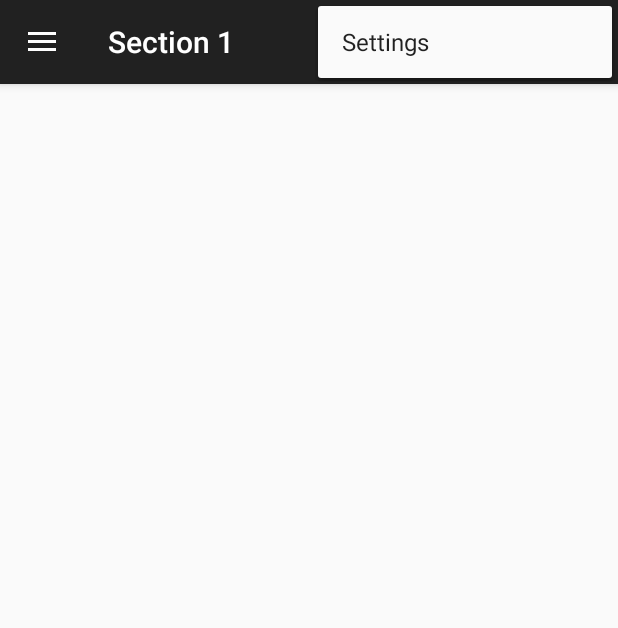
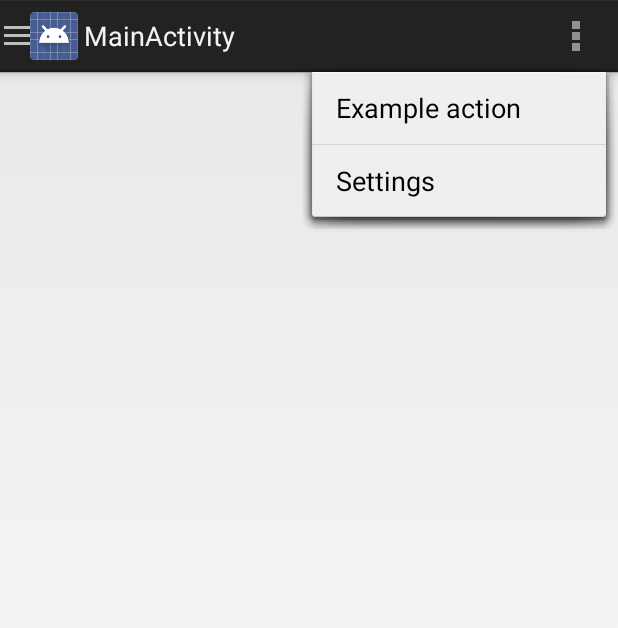
Before and after one commit to hartungm/BeaconMuseumSystem, an Android app: the screen it shows after launch (MainActivity), with the options menu open, on a phone screen of 412 x 824 dp. Shown: the top 628 px of the screen. Run offline under Robolectric (Android 15) with nearby library versions, the phone set to English and light mode, and no system bars.

Commit message:
Made the NavigationDrawer implementation much simpler and started on the BeaconService

```diff
--- a/dev/android/MuseuBeacon/app/src/main/java/museubeacon/museubeacon/BeaconListDrawer.java
+++ /dev/null
@@ -1,255 +0,0 @@
-package museubeacon.museubeacon;
-
-import android.content.Context;
-import android.content.res.Configuration;
-import android.os.Bundle;
-import android.support.v4.app.Fragment;
-import android.support.v4.view.GravityCompat;
-import android.support.v4.widget.DrawerLayout;
-import android.support.v7.app.ActionBar;
-import android.support.v7.app.ActionBarDrawerToggle;
-import android.support.v7.app.AppCompatActivity;
-import android.view.LayoutInflater;
-import android.view.Menu;
-import android.view.MenuInflater;
-import android.view.MenuItem;
-import android.view.View;
-import android.view.ViewGroup;
-import android.widget.AdapterView;
-import android.widget.ArrayAdapter;
-import android.widget.ListView;
-import android.widget.Toast;
-
-/**
- * Fragment used for managing interactions for and presentation of a navigation drawer.
- * See the <a href="https://developer.android.com/design/patterns/navigation-drawer.html#Interaction">
- * design guidelines</a> for a complete explanation of the behaviors implemented here.
- */
-public class BeaconListDrawer extends Fragment {
-
-    private static final String STATE_SELECTED_POSITION = "selected_navigation_drawer_position";
-
-    /**
-     * A pointer to the current callbacks instance (the Activity).
-     */
-    private NavigationDrawerCallbacks mCallbacks;
-
-    /**
-     * Helper component that ties the action bar to the navigation drawer.
-     */
-    private ActionBarDrawerToggle mDrawerToggle;
-
-    private DrawerLayout mDrawerLayout;
-    private ListView mDrawerListView;
-    private View mFragmentContainerView;
-
-    private int mCurrentSelectedPosition = 0;
-    private boolean mFromSavedInstanceState;
-
-    public BeaconListDrawer() {
-    }
-
-    @Override
-    public void onCreate(Bundle savedInstanceState) {
-        super.onCreate(savedInstanceState);
-
-        if (savedInstanceState != null) {
-            mCurrentSelectedPosition = savedInstanceState.getInt(STATE_SELECTED_POSITION);
-            mFromSavedInstanceState = true;
-        }
-
-        // Select either the default item (0) or the last selected item.
-        selectItem(mCurrentSelectedPosition);
-    }
-
-    @Override
-    public void onActivityCreated(Bundle savedInstanceState) {
-        super.onActivityCreated(savedInstanceState);
-        // Indicate that this fragment would like to influence the set of actions in the action bar.
-        setHasOptionsMenu(true);
-    }
-
-    @Override
-    public View onCreateView(LayoutInflater inflater, ViewGroup container, Bundle savedInstanceState) {
-        mDrawerListView = (ListView) inflater.inflate(R.layout.beacon_list_fragment, container, false);
-
-        mDrawerListView.setOnItemClickListener(new AdapterView.OnItemClickListener() {
-            @Override
-            public void onItemClick(AdapterView<?> parent, View view, int position, long id) {
-                selectItem(position);
-            }
-        });
-
-        mDrawerListView.setAdapter(new ArrayAdapter<>(
-                getActionBar().getThemedContext(),
-                android.R.layout.simple_list_item_activated_1,
-                android.R.id.text1,
-                new String[]{
-                        getString(R.string.title_section1),
-                        getString(R.string.title_section2),
-                        getString(R.string.title_section3),
-                }));
-
-        mDrawerListView.setItemChecked(mCurrentSelectedPosition, true);
-        return mDrawerListView;
-    }
-
-    public boolean isDrawerOpen() {
-        return mDrawerLayout != null && mDrawerLayout.isDrawerOpen(mFragmentContainerView);
-    }
-
-    /**
-     * Users of this fragment must call this method to set up the navigation drawer interactions.
-     *
-     * @param fragmentId   The android:id of this fragment in its activity's layout.
-     * @param drawerLayout The DrawerLayout containing this fragment's UI.
-     */
-    public void setUp(int fragmentId, DrawerLayout drawerLayout) {
-        mFragmentContainerView = getActivity().findViewById(fragmentId);
-        mDrawerLayout = drawerLayout;
-
-        // set a custom shadow that overlays the main content when the drawer opens
-        mDrawerLayout.setDrawerShadow(R.drawable.drawer_shadow, GravityCompat.START);
-        // set up the drawer's list view with items and click listener
-
-        ActionBar actionBar = getActionBar();
-        actionBar.setDisplayHomeAsUpEnabled(true);
-        actionBar.setHomeButtonEnabled(true);
-
-        // ActionBarDrawerToggle ties together the the proper interactions
-        // between the navigation drawer and the action bar app icon.
-        mDrawerToggle = new ActionBarDrawerToggle(
-                getActivity(),                    /* host Activity */
-                mDrawerLayout,                    /* DrawerLayout object */
-                null,                             /* nav drawer image to replace 'Up' caret */
-                R.string.navigation_drawer_open,  /* "open drawer" description for accessibility */
-                R.string.navigation_drawer_close         /* "close drawer" description for accessibility */
-        ) {
-            @Override
-            public void onDrawerClosed(View drawerView) {
-                super.onDrawerClosed(drawerView);
-                if (!isAdded()) {
-                    return;
-                }
-
-                getActivity().supportInvalidateOptionsMenu(); // calls onPrepareOptionsMenu()
-            }
-
-            @Override
-            public void onDrawerOpened(View drawerView) {
-                super.onDrawerOpened(drawerView);
-                if (!isAdded()) {
-                    return;
-                }
-
-                getActivity().supportInvalidateOptionsMenu(); // calls onPrepareOptionsMenu()
-            }
-        };
-
-        if (!mFromSavedInstanceState) {
-            mDrawerLayout.openDrawer(mFragmentContainerView);
-        }
-
-        // Defer code dependent on restoration of previous instance state.
-        mDrawerLayout.post(new Runnable() {
-            @Override
-            public void run() {
-                mDrawerToggle.syncState();
-            }
-        });
-
-        mDrawerLayout.setDrawerListener(mDrawerToggle);
-    }
-
-    private void selectItem(int position) {
-        mCurrentSelectedPosition = position;
-        if (mDrawerListView != null) {
-            mDrawerListView.setItemChecked(position, true);
-        }
-        if (mDrawerLayout != null) {
-            mDrawerLayout.closeDrawer(mFragmentContainerView);
-        }
-        if (mCallbacks != null) {
-            mCallbacks.onNavigationDrawerItemSelected(position);
-        }
-    }
-
-    @Override
-    public void onAttach(Context context) {
-        super.onAttach(context);
-        try {
-            mCallbacks = (NavigationDrawerCallbacks) context;
-        } catch (ClassCastException e) {
-            throw new ClassCastException("Activity must implement NavigationDrawerCallbacks.");
-        }
-    }
-
-    @Override
-    public void onDetach() {
-        super.onDetach();
-        mCallbacks = null;
-    }
-
-    @Override
-    public void onSaveInstanceState(Bundle outState) {
-        super.onSaveInstanceState(outState);
-        outState.putInt(STATE_SELECTED_POSITION, mCurrentSelectedPosition);
-    }
-
-    @Override
-    public void onConfigurationChanged(Configuration newConfig) {
-        super.onConfigurationChanged(newConfig);
-        // Forward the new configuration the drawer toggle component.
-        mDrawerToggle.onConfigurationChanged(newConfig);
-    }
-
-    @Override
-    public void onCreateOptionsMenu(Menu menu, MenuInflater inflater) {
-        // If the drawer is open, show the global app actions in the action bar. See also
-        // showGlobalContextActionBar, which controls the top-left area of the action bar.
-        if (mDrawerLayout != null && isDrawerOpen()) {
-            inflater.inflate(R.menu.global, menu);
-            showGlobalContextActionBar();
-        }
-        super.onCreateOptionsMenu(menu, inflater);
-    }
-
-    @Override
-    public boolean onOptionsItemSelected(MenuItem item) {
-        if (mDrawerToggle.onOptionsItemSelected(item)) {
-            return true;
-        }
-
-        if (item.getItemId() == R.id.action_example) {
-            Toast.makeText(getActivity(), "Example action.", Toast.LENGTH_SHORT).show();
-            return true;
-        }
-
-        return super.onOptionsItemSelected(item);
-    }
-
-    /**
-     * Per the navigation drawer design guidelines, updates the action bar to show the global app
-     * 'context', rather than just what's in the current screen.
-     */
-    private void showGlobalContextActionBar() {
-        ActionBar actionBar = getActionBar();
-        actionBar.setDisplayShowTitleEnabled(true);
-        actionBar.setNavigationMode(ActionBar.NAVIGATION_MODE_STANDARD);
-        actionBar.setTitle(R.string.app_name);
-    }
-
-    private ActionBar getActionBar() {
-        return ((AppCompatActivity) getActivity()).getSupportActionBar();
-    }
-
-    /**
-     * Callbacks interface that all activities using this fragment must implement.
-     */
-    public interface NavigationDrawerCallbacks {
-        /**
-         * Called when an item in the navigation drawer is selected.
-         */
-        void onNavigationDrawerItemSelected(int position);
-    }
-}
--- a/dev/android/MuseuBeacon/app/src/main/java/museubeacon/museubeacon/MainActivity.java
+++ b/dev/android/MuseuBeacon/app/src/main/java/museubeacon/museubeacon/MainActivity.java
@@ -1,90 +1,222 @@
 package museubeacon.museubeacon;
 
+import android.app.ActionBar;
+import android.app.Activity;
+import android.app.FragmentManager;
+import android.content.ComponentName;
+import android.content.Context;
+import android.content.Intent;
+import android.content.ServiceConnection;
+import android.content.res.Configuration;
 import android.os.Bundle;
-import android.support.v4.app.FragmentManager;
+import android.os.IBinder;
+import android.support.v4.view.GravityCompat;
 import android.support.v4.widget.DrawerLayout;
-import android.support.v7.app.ActionBar;
-import android.support.v7.app.AppCompatActivity;
+import android.support.v7.app.ActionBarDrawerToggle;
 import android.view.Menu;
 import android.view.MenuItem;
+import android.view.View;
+import android.widget.AdapterView;
+import android.widget.ArrayAdapter;
+import android.widget.ListView;
+import android.widget.Toast;
 
-public class MainActivity extends AppCompatActivity
-        implements BeaconListDrawer.NavigationDrawerCallbacks {
+import java.util.ArrayList;
 
-    private BeaconListDrawer mBeaconListDrawer;
+public class MainActivity extends Activity {
 
-    private CharSequence mTitle;
+    private static final String STATE_SELECTED_POSITION = "selected_navigation_drawer_position";
+
+    private DrawerLayout drawerLayout;
+    private ListView beaconDrawer;
+    private ArrayAdapter beaconAdapter;
+    private ArrayList<String> beaconList;
+    private ActionBarDrawerToggle drawerToggle;
+
+    private BeaconService beaconService;
+    private ServiceConnection beaconServiceConnection = new BeaconServiceConnection();
+    private boolean isBound;
+
+    private int currentSelectedPosition = 0;
+    private CharSequence title;
 
     @Override
     protected void onCreate(Bundle savedInstanceState) {
         super.onCreate(savedInstanceState);
         setContentView(R.layout.main_activity);
 
-        mBeaconListDrawer = (BeaconListDrawer) getSupportFragmentManager().findFragmentById(R.id.navigation_drawer);
-        mTitle = getTitle();
+        drawerLayout = (DrawerLayout) findViewById(R.id.drawer_layout);
+        beaconDrawer = (ListView) findViewById(R.id.beacon_drawer);
+        title = getTitle();
 
-        // Set up the drawer.
-        mBeaconListDrawer.setUp(R.id.navigation_drawer,
-                (DrawerLayout) findViewById(R.id.drawer_layout));
+        drawerLayout.setDrawerShadow(R.drawable.drawer_shadow, GravityCompat.START);
+
+        beaconDrawer.setOnItemClickListener(new AdapterView.OnItemClickListener() {
+            @Override
+            public void onItemClick(AdapterView<?> parent, View view, int position, long id) {
+                selectItem(position);
+            }
+        });
+
+        ActionBar actionBar = getActionBar();
+        if(actionBar != null) {
+            actionBar.setDisplayHomeAsUpEnabled(true);
+            actionBar.setHomeButtonEnabled(true);
+        }
+
+        beaconList = new ArrayList<>();
+        beaconList.add(getString(R.string.title_section1));
+        beaconList.add(getString(R.string.title_section2));
+        beaconList.add(getString(R.string.title_section3));
+
+        beaconAdapter = new ArrayAdapter<>(
+                actionBar.getThemedContext(),
+                android.R.layout.simple_list_item_activated_1,
+                android.R.id.text1,
+                beaconList
+        );
+
+        beaconDrawer.setAdapter(beaconAdapter);
+
+        // ActionBarDrawerToggle ties together the the proper interactions
+        // between the navigation drawer and the action bar app icon.
+        drawerToggle = new ActionBarDrawerToggle(
+                this,                    /* host Activity */
+                drawerLayout,                    /* DrawerLayout object */
+                null,                             /* nav drawer image to replace 'Up' caret */
+                R.string.navigation_drawer_open,  /* "open drawer" description for accessibility */
+                R.string.navigation_drawer_close         /* "close drawer" description for accessibility */
+        ) {
+            @Override
+            public void onDrawerClosed(View drawerView) {
+                super.onDrawerClosed(drawerView);
+                invalidateOptionsMenu(); // calls onPrepareOptionsMenu()
+            }
+
+            @Override
+            public void onDrawerOpened(View drawerView) {
+                super.onDrawerOpened(drawerView);
+                invalidateOptionsMenu(); // calls onPrepareOptionsMenu()
+            }
+        };
+
+        if (savedInstanceState != null) {
+            drawerLayout.openDrawer(GravityCompat.START);
+            currentSelectedPosition = savedInstanceState.getInt(STATE_SELECTED_POSITION);
+            selectItem(currentSelectedPosition);
+            beaconDrawer.setItemChecked(currentSelectedPosition, true);
+        }
+
+        drawerLayout.setDrawerListener(drawerToggle);
     }
 
     @Override
-    public void onNavigationDrawerItemSelected(int position) {
+    protected void onDestroy() {
+        super.onDestroy();
+        doUnbindService();
+    }
+
+    private void selectItem(int position) {
         // update the main content by replacing fragments
-        FragmentManager fragmentManager = getSupportFragmentManager();
+        FragmentManager fragmentManager = getFragmentManager();
         fragmentManager.beginTransaction()
-                .replace(R.id.container, MainFragment.newInstance(position + 1))
+                .replace(R.id.fragment_container, MainFragment.newInstance(position + 1))
                 .commit();
+
+        currentSelectedPosition = position;
+        if (beaconDrawer != null) {
+            beaconDrawer.setItemChecked(position, true);
+        }
+        if (drawerLayout != null) {
+            drawerLayout.closeDrawer(GravityCompat.START);
+        }
+
+    }
+
+    void doBindService() {
+        bindService(new Intent(this, BeaconService.class), beaconServiceConnection, Context.BIND_AUTO_CREATE);
+        isBound = true;
+    }
+
+    void doUnbindService() {
+        if(isBound) {
+            unbindService(beaconServiceConnection);
+        }
     }
 
     public void onSectionAttached(int number) {
         switch (number) {
             case 1:
-                mTitle = getString(R.string.title_section1);
+                title = getString(R.string.title_section1);
                 break;
             case 2:
-                mTitle = getString(R.string.title_section2);
+                title = getString(R.string.title_section2);
                 break;
             case 3:
-                mTitle = getString(R.string.title_section3);
+                title = getString(R.string.title_section3);
                 break;
         }
     }
 
     public void restoreActionBar() {
-        ActionBar actionBar = getSupportActionBar();
-        actionBar.setNavigationMode(ActionBar.NAVIGATION_MODE_STANDARD);
-        actionBar.setDisplayShowTitleEnabled(true);
-        actionBar.setTitle(mTitle);
+        ActionBar actionBar = getActionBar();
+        if(actionBar != null) {
+            actionBar.setDisplayShowTitleEnabled(true);
+            actionBar.setTitle(title);
+        }
     }
-
 
     @Override
     public boolean onCreateOptionsMenu(Menu menu) {
-        if (!mBeaconListDrawer.isDrawerOpen()) {
-            // Only show items in the action bar relevant to this screen
-            // if the drawer is not showing. Otherwise, let the drawer
-            // decide what to show in the action bar.
-            getMenuInflater().inflate(R.menu.main, menu);
-            restoreActionBar();
-            return true;
-        }
+        getMenuInflater().inflate(R.menu.main_menu, menu);
+        restoreActionBar();
         return super.onCreateOptionsMenu(menu);
     }
 
     @Override
+    public boolean onPrepareOptionsMenu(Menu menu) {
+        return super.onPrepareOptionsMenu(menu);
+    }
+
+    @Override
     public boolean onOptionsItemSelected(MenuItem item) {
-        // Handle action bar item clicks here. The action bar will
-        // automatically handle clicks on the Home/Up button, so long
-        // as you specify a parent activity in AndroidManifest.xml.
+        if (drawerToggle.onOptionsItemSelected(item)) {
+            return true;
+        }
+
         int id = item.getItemId();
-
-        //noinspection SimplifiableIfStatement
         if (id == R.id.action_settings) {
+            doBindService();
             return true;
         }
 
         return super.onOptionsItemSelected(item);
     }
 
+    @Override
+    protected void onPostCreate(Bundle savedInstanceState) {
+        super.onPostCreate(savedInstanceState);
+        // Sync the toggle state after onRestoreInstanceState has occurred.
+        drawerToggle.syncState();
+    }
+
+    @Override
+    public void onConfigurationChanged(Configuration newConfig) {
+        super.onConfigurationChanged(newConfig);
+        // Pass any configuration change to the drawer toggls
+        drawerToggle.onConfigurationChanged(newConfig);
+    }
+
+    private class BeaconServiceConnection implements ServiceConnection {
+        public void onServiceConnected(ComponentName className, IBinder service) {
+            beaconService = ((BeaconService.BeaconBinder)service).getService();
+            Toast.makeText(MainActivity.this, "Beacon Service Connected", Toast.LENGTH_SHORT).show();
+        }
+
+        public void onServiceDisconnected(ComponentName className) {
+            beaconService = null;
+            Toast.makeText(MainActivity.this, "Beacon Service Disconnected", Toast.LENGTH_SHORT).show();
+        }
+    }
+
 }
--- a/dev/android/MuseuBeacon/app/src/main/java/museubeacon/museubeacon/MainFragment.java
+++ b/dev/android/MuseuBeacon/app/src/main/java/museubeacon/museubeacon/MainFragment.java
@@ -1,8 +1,8 @@
 package museubeacon.museubeacon;
 
-import android.content.Context;
+import android.app.Activity;
+import android.app.Fragment;
 import android.os.Bundle;
-import android.support.v4.app.Fragment;
 import android.view.LayoutInflater;
 import android.view.View;
 import android.view.ViewGroup;
@@ -21,7 +21,7 @@ public class MainFragment extends Fragment {
      * Returns a new instance of this fragment for the given section
      * number.
      */
-    public static MainFragment newInstance(int sectionNumber) {
+    public static Fragment newInstance(int sectionNumber) {
         MainFragment fragment = new MainFragment();
         Bundle args = new Bundle();
         args.putInt(ARG_SECTION_NUMBER, sectionNumber);
@@ -33,15 +33,15 @@ public class MainFragment extends Fragment {
     }
 
     @Override
-    public View onCreateView(LayoutInflater inflater, ViewGroup container,
-                             Bundle savedInstanceState) {
+    public View onCreateView(LayoutInflater inflater, ViewGroup container, Bundle savedInstanceState) {
         return inflater.inflate(R.layout.main_fragment, container, false);
     }
 
     @Override
-    public void onAttach(Context context) {
-        super.onAttach(context);
-        ((MainActivity) context).onSectionAttached(
+    @SuppressWarnings("deprecation")
+    public void onAttach(Activity activity) {
+        super.onAttach(activity);
+        ((MainActivity) activity).onSectionAttached(
                 getArguments().getInt(ARG_SECTION_NUMBER));
     }
 }
--- a/dev/android/MuseuBeacon/app/src/main/res/layout/main_activity.xml
+++ b/dev/android/MuseuBeacon/app/src/main/res/layout/main_activity.xml
@@ -7,17 +7,20 @@
     tools:context="museubeacon.museubeacon.MainActivity" >
 
     <FrameLayout
-        android:id="@+id/container"
+        android:id="@+id/fragment_container"
         android:layout_width="match_parent"
         android:layout_height="match_parent"
     />
 
-    <fragment android:id="@+id/navigation_drawer"
+    <ListView xmlns:android="http://schemas.android.com/apk/res/android"
+        android:id="@+id/beacon_drawer"
         android:layout_width="match_parent"
         android:layout_height="match_parent"
         android:layout_gravity="start"
-        android:name="museubeacon.museubeacon.BeaconListDrawer"
-        tools:layout="@layout/beacon_list_fragment"
-     />
+        android:choiceMode="singleChoice"
+        android:divider="@android:color/transparent"
+        android:dividerHeight="0dp"
+        android:background="#111"
+        />
 
 </android.support.v4.widget.DrawerLayout>
--- a/dev/android/MuseuBeacon/app/src/main/res/menu/global.xml
+++ /dev/null
@@ -1,5 +0,0 @@
-<menu xmlns:android="http://schemas.android.com/apk/res/android"
-    xmlns:app="http://schemas.android.com/apk/res-auto">
-    <item android:id="@+id/action_settings" android:title="@string/action_settings"
-        android:orderInCategory="100" app:showAsAction="never" />
-</menu>
```
Also changed, not shown: dev/android/MuseuBeacon/app/src/main/AndroidManifest.xml (+9 -1 lines), dev/android/MuseuBeacon/app/src/main/java/museubeacon/museubeacon/BeaconService.java (added, +33 -0 lines), dev/android/MuseuBeacon/app/src/main/res/layout/beacon_list_fragment.xml (deleted, +0 -11 lines), dev/android/MuseuBeacon/app/src/main/res/menu/main_menu.xml (renamed from dev/android/MuseuBeacon/app/src/main/res/menu/main.xml).
